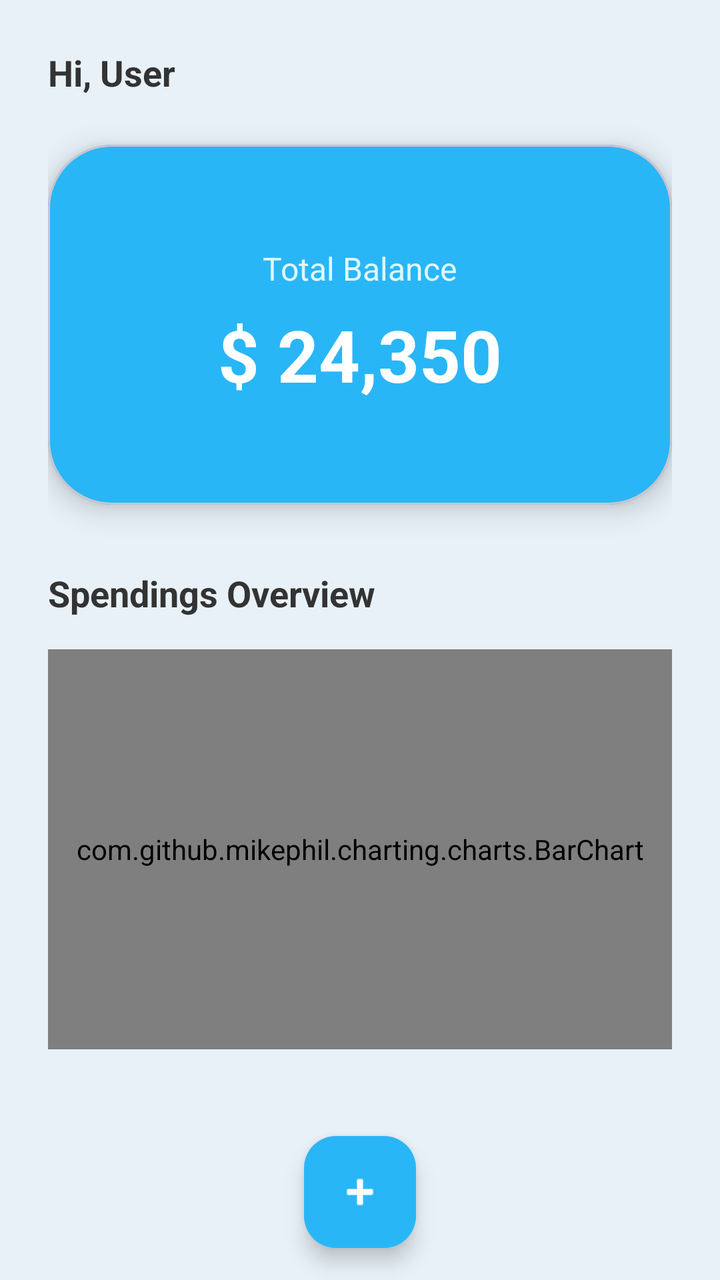
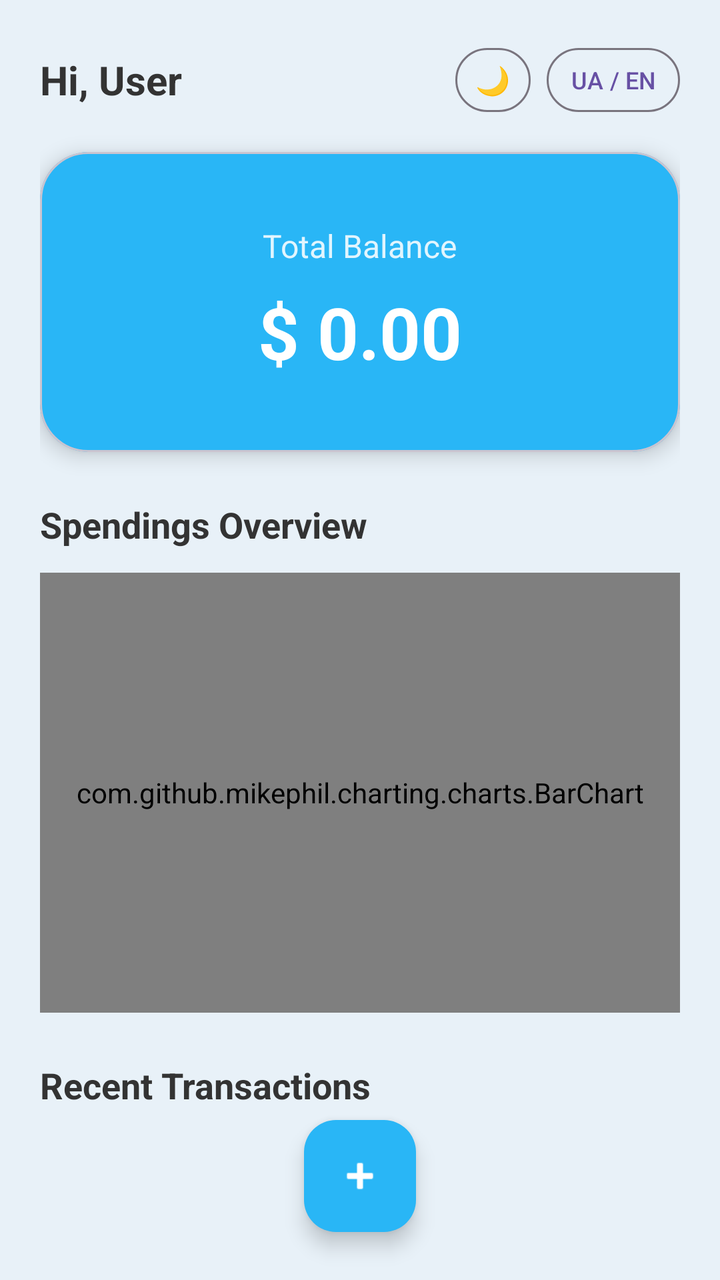

The first picture is an Android layout as it rendered before a commit; the second is the same layout after the commit. The layout source and the unified diff follow.
<!-- AndroidManifest.xml: application theme Theme.TrackFinance -->
<!-- res/layout/activity_main.xml -->
<?xml version="1.0" encoding="utf-8"?>
<androidx.coordinatorlayout.widget.CoordinatorLayout
        xmlns:android="http://schemas.android.com/apk/res/android"
        xmlns:app="http://schemas.android.com/apk/res-auto"
        android:id="@+id/main"
        android:layout_width="match_parent"
        android:layout_height="match_parent"
        android:background="#E8F1F8">

    <androidx.core.widget.NestedScrollView
            android:layout_width="match_parent"
            android:layout_height="match_parent"
            android:paddingBottom="80dp">

        <androidx.constraintlayout.widget.ConstraintLayout
                android:layout_width="match_parent"
                android:layout_height="wrap_content"
                android:padding="24dp">

            
            <TextView
                    android:id="@+id/tvGreeting"
                    android:layout_width="wrap_content"
                    android:layout_height="wrap_content"
                    android:text="Hi, User"
                    android:textSize="18sp"
                    android:textStyle="bold"
                    android:textColor="#333333"
                    app:layout_constraintStart_toStartOf="parent"
                    app:layout_constraintTop_toTopOf="parent" />

            
            <com.google.android.material.card.MaterialCardView
                    android:id="@+id/cardBalance"
                    android:layout_width="match_parent"
                    android:layout_height="180dp"
                    android:layout_marginTop="24dp"
                    app:cardBackgroundColor="#29B6F6"
                    app:cardCornerRadius="32dp"
                    app:cardElevation="8dp"
                    app:layout_constraintTop_toBottomOf="@id/tvGreeting">

                <LinearLayout
                        android:layout_width="match_parent"
                        android:layout_height="match_parent"
                        android:gravity="center"
                        android:orientation="vertical">

                    <TextView
                            android:layout_width="wrap_content"
                            android:layout_height="wrap_content"
                            android:text="Total Balance"
                            android:textColor="#E0F7FA"
                            android:textSize="16sp" />

                    <TextView
                            android:id="@+id/tvTotalBalance"
                            android:layout_width="wrap_content"
                            android:layout_height="wrap_content"
                            android:layout_marginTop="8dp"
                            android:text="$ 24,350"
                            android:textColor="@android:color/white"
                            android:textSize="36sp"
                            android:textStyle="bold" />
                </LinearLayout>
            </com.google.android.material.card.MaterialCardView>

            
            <TextView
                    android:id="@+id/tvOverviewTitle"
                    android:layout_width="wrap_content"
                    android:layout_height="wrap_content"
                    android:layout_marginTop="32dp"
                    android:text="Spendings Overview"
                    android:textColor="#333333"
                    android:textSize="18sp"
                    android:textStyle="bold"
                    app:layout_constraintStart_toStartOf="parent"
                    app:layout_constraintTop_toBottomOf="@id/cardBalance" />

            
            <com.github.mikephil.charting.charts.BarChart
                    android:id="@+id/barChart"
                    android:layout_width="match_parent"
                    android:layout_height="200dp"
                    android:layout_marginTop="16dp"
                    app:layout_constraintTop_toBottomOf="@id/tvOverviewTitle"/>

            
            <TextView
                    android:id="@+id/tvRecentTitle"
                    android:layout_width="wrap_content"
                    android:layout_height="wrap_content"
                    android:layout_marginTop="32dp"
                    android:text="Recent Transactions"
                    android:textColor="#333333"
                    android:textSize="18sp"
                    android:textStyle="bold"
                    app:layout_constraintStart_toStartOf="parent"
                    app:layout_constraintTop_toBottomOf="@id/barChart" />

            
            <androidx.recyclerview.widget.RecyclerView
                    android:id="@+id/rvTransactions"
                    android:layout_width="match_parent"
                    android:layout_height="wrap_content"
                    android:layout_marginTop="16dp"
                    app:layout_constraintTop_toBottomOf="@id/tvRecentTitle" />

        </androidx.constraintlayout.widget.ConstraintLayout>
    </androidx.core.widget.NestedScrollView>

    
    <com.google.android.material.floatingactionbutton.FloatingActionButton
            android:id="@+id/fabAddTransaction"
            android:layout_width="wrap_content"
            android:layout_height="wrap_content"
            android:layout_gravity="bottom|center"
            android:layout_marginBottom="16dp"
            android:src="@android:drawable/ic_input_add"
            app:backgroundTint="#29B6F6"
            app:tint="@android:color/white" />

</androidx.coordinatorlayout.widget.CoordinatorLayout>
<!-- resources referenced by this layout -->
<resources>
  <style name="Theme.TrackFinance" parent="Base.Theme.TrackFinance" />
  <style name="Base.Theme.TrackFinance" parent="Theme.Material3.DayNight.NoActionBar">
          
          
      </style>
</resources>

<!-- the commit's change to res/layout/activity_main.xml (unified diff, before → after) -->
@@ -5,60 +5,90 @@
         android:id="@+id/main"
         android:layout_width="match_parent"
         android:layout_height="match_parent"
-        android:background="#E8F1F8">
+        android:background="@color/bg_screen">
 
     <androidx.core.widget.NestedScrollView
             android:layout_width="match_parent"
             android:layout_height="match_parent"
-            android:paddingBottom="80dp">
+            android:padding="20dp"
+            android:clipToPadding="false"
+            android:paddingBottom="90dp">
 
-        <androidx.constraintlayout.widget.ConstraintLayout
+        <LinearLayout
                 android:layout_width="match_parent"
                 android:layout_height="wrap_content"
-                android:padding="24dp">
+                android:orientation="vertical">
 
             
-            <TextView
-                    android:id="@+id/tvGreeting"
-                    android:layout_width="wrap_content"
+            <LinearLayout
+                    android:layout_width="match_parent"
                     android:layout_height="wrap_content"
-                    android:text="Hi, User"
-                    android:textSize="18sp"
-                    android:textStyle="bold"
-                    android:textColor="#333333"
-                    app:layout_constraintStart_toStartOf="parent"
-                    app:layout_constraintTop_toTopOf="parent" />
+                    android:orientation="horizontal"
+                    android:gravity="center_vertical"
+                    android:layout_marginBottom="16dp">
+
+                <TextView
+                        android:id="@+id/tvGreeting"
+                        android:layout_width="0dp"
+                        android:layout_height="wrap_content"
+                        android:layout_weight="1"
+                        android:text="Hi, User"
+                        android:textSize="20sp"
+                        android:textStyle="bold"
+                        android:textColor="@color/text_primary" />
+
+                <Button
+                        android:id="@+id/btnTheme"
+                        style="@style/Widget.Material3.Button.OutlinedButton"
+                        android:layout_width="wrap_content"
+                        android:layout_height="40dp"
+                        android:text="🌙"
+                        android:textSize="14sp"
+                        android:minWidth="0dp"
+                        android:paddingHorizontal="10dp"
+                        android:layout_marginEnd="8dp" />
+
+                <Button
+                        android:id="@+id/btnLanguage"
+                        style="@style/Widget.Material3.Button.OutlinedButton"
+                        android:layout_width="wrap_content"
+                        android:layout_height="40dp"
+                        android:text="UA / EN"
+                        android:textSize="12sp"
+                        android:minWidth="0dp"
+                        android:paddingHorizontal="12dp" />
+            </LinearLayout>
 
             
             <com.google.android.material.card.MaterialCardView
-                    android:id="@+id/cardBalance"
                     android:layout_width="match_parent"
-                    android:layout_height="180dp"
-                    android:layout_marginTop="24dp"
-                    app:cardBackgroundColor="#29B6F6"
-                    app:cardCornerRadius="32dp"
-                    app:cardElevation="8dp"
-                    app:layout_constraintTop_toBottomOf="@id/tvGreeting">
+                    android:layout_height="wrap_content"
+                    android:layout_marginBottom="24dp"
+                    app:cardCornerRadius="24dp"
+                    app:cardElevation="6dp"
+                    app:cardBackgroundColor="#29B6F6">
 
                 <LinearLayout
                         android:layout_width="match_parent"
-                        android:layout_height="match_parent"
+                        android:layout_height="wrap_content"
+                        android:orientation="vertical"
                         android:gravity="center"
-                        android:orientation="vertical">
+                        android:paddingVertical="36dp"
+                        android:paddingHorizontal="20dp">
 
                     <TextView
                             android:layout_width="wrap_content"
                             android:layout_height="wrap_content"
-                            android:text="Total Balance"
-                            android:textColor="#E0F7FA"
-                            android:textSize="16sp" />
+                            android:text="@string/total_balance"
+                            android:textColor="#E1F5FE"
+                            android:textSize="16sp"
+                            android:layout_marginBottom="8dp" />
 
                     <TextView
                             android:id="@+id/tvTotalBalance"
                             android:layout_width="wrap_content"
                             android:layout_height="wrap_content"
-                            android:layout_marginTop="8dp"
-                            android:text="$ 24,350"
+                            android:text="$ 0.00"
                             android:textColor="@android:color/white"
                             android:textSize="36sp"
                             android:textStyle="bold" />
@@ -67,58 +97,46 @@
 
             
             <TextView
-                    android:id="@+id/tvOverviewTitle"
                     android:layout_width="wrap_content"
                     android:layout_height="wrap_content"
-                    android:layout_marginTop="32dp"
-                    android:text="Spendings Overview"
-                    android:textColor="#333333"
+                    android:text="@string/spendings_overview"
                     android:textSize="18sp"
                     android:textStyle="bold"
-                    app:layout_constraintStart_toStartOf="parent"
-                    app:layout_constraintTop_toBottomOf="@id/cardBalance" />
+                    android:textColor="@color/text_primary"
+                    android:layout_marginBottom="12dp" />
 
-            
             <com.github.mikephil.charting.charts.BarChart
                     android:id="@+id/barChart"
                     android:layout_width="match_parent"
-                    android:layout_height="200dp"
-                    android:layout_marginTop="16dp"
-                    app:layout_constraintTop_toBottomOf="@id/tvOverviewTitle"/>
+                    android:layout_height="220dp"
+                    android:layout_marginBottom="24dp" />
 
             
             <TextView
-                    android:id="@+id/tvRecentTitle"
                     android:layout_width="wrap_content"
                     android:layout_height="wrap_content"
-                    android:layout_marginTop="32dp"
-                    android:text="Recent Transactions"
-                    android:textColor="#333333"
+                    android:text="@string/recent_transactions"
                     android:textSize="18sp"
                     android:textStyle="bold"
-                    app:layout_constraintStart_toStartOf="parent"
-                    app:layout_constraintTop_toBottomOf="@id/barChart" />
+                    android:textColor="@color/text_primary"
+                    android:layout_marginBottom="12dp" />
 
-            
             <androidx.recyclerview.widget.RecyclerView
                     android:id="@+id/rvTransactions"
                     android:layout_width="match_parent"
                     android:layout_height="wrap_content"
-                    android:layout_marginTop="16dp"
-                    app:layout_constraintTop_toBottomOf="@id/tvRecentTitle" />
-
-        </androidx.constraintlayout.widget.ConstraintLayout>
+                    android:nestedScrollingEnabled="false" />
+        </LinearLayout>
     </androidx.core.widget.NestedScrollView>
 
-    
     <com.google.android.material.floatingactionbutton.FloatingActionButton
             android:id="@+id/fabAddTransaction"
             android:layout_width="wrap_content"
             android:layout_height="wrap_content"
-            android:layout_gravity="bottom|center"
-            android:layout_marginBottom="16dp"
+            android:layout_gravity="bottom|center_horizontal"
+            android:layout_marginBottom="24dp"
             android:src="@android:drawable/ic_input_add"
-            app:backgroundTint="#29B6F6"
-            app:tint="@android:color/white" />
+            app:tint="@android:color/white"
+            app:backgroundTint="#29B6F6" />
 
 </androidx.coordinatorlayout.widget.CoordinatorLayout>
<!-- resource entries referenced after the edit -->
@@ -1,5 +1,10 @@
 <!-- resources referenced by this layout -->
 <resources>
+  <color name="bg_screen">#E8F1F8</color>
+  <color name="text_primary">#333333</color>
+  <string name="recent_transactions">Recent Transactions</string>
+  <string name="spendings_overview">Spendings Overview</string>
+  <string name="total_balance">Total Balance</string>
   <style name="Theme.TrackFinance" parent="Base.Theme.TrackFinance" />
   <style name="Base.Theme.TrackFinance" parent="Theme.Material3.DayNight.NoActionBar">
           
